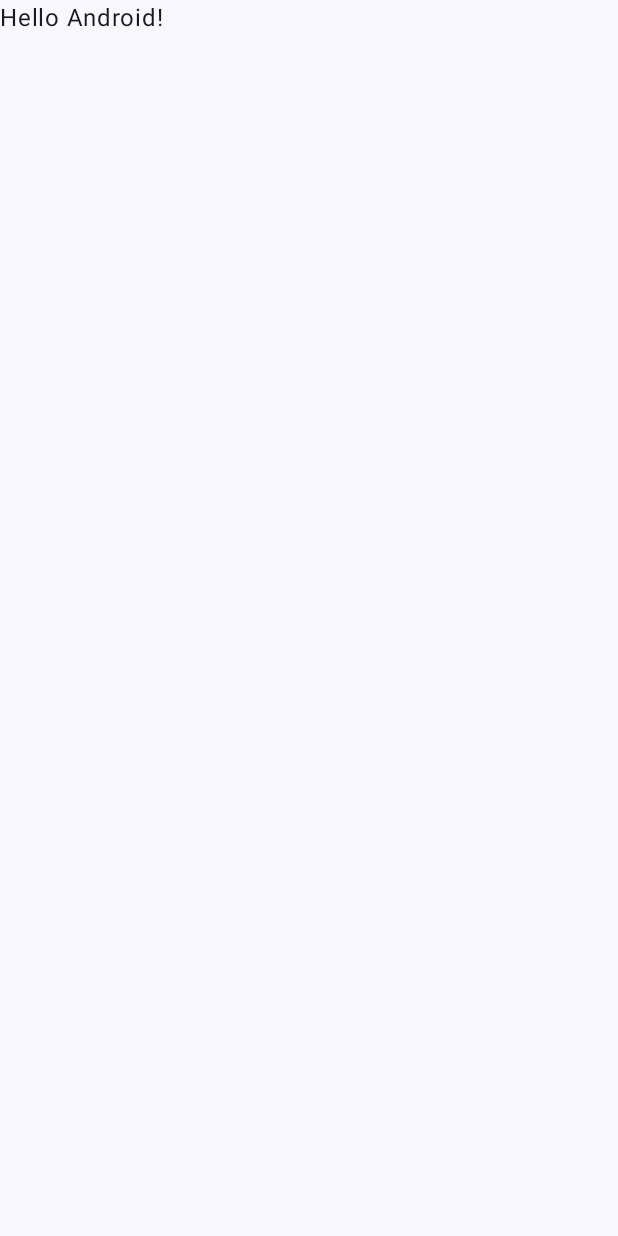
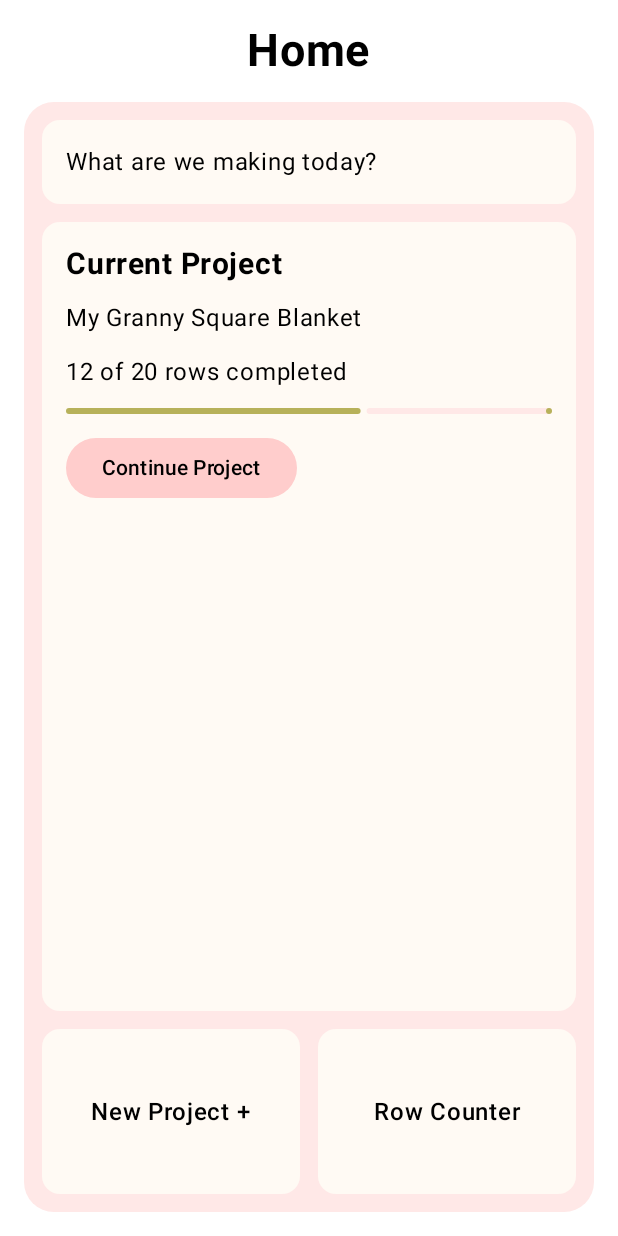
Before and after one commit to maryb743/CrochetApp, an Android app built with Jetpack Compose: the screen it shows after launch (MainActivity), on a phone screen of 412 x 824 dp. Before the commit the screen is almost empty. Run offline under Robolectric (Android 15) with nearby library versions, the phone set to English and light mode, and no system bars.

Commit message:
initial homescreen working

```diff
--- a/app/src/main/java/com/example/crochetapp/MainActivity.kt
+++ b/app/src/main/java/com/example/crochetapp/MainActivity.kt
@@ -12,23 +12,23 @@ import androidx.compose.runtime.Composable
 import androidx.compose.ui.Modifier
 import androidx.compose.ui.tooling.preview.Preview
 import com.example.crochetapp.ui.theme.CrochetAppTheme
+import com.example.crochetapp.screens.HomeScreen
 
 class MainActivity : ComponentActivity() {
     override fun onCreate(savedInstanceState: Bundle?) {
         super.onCreate(savedInstanceState)
         enableEdgeToEdge()
+
         setContent {
             CrochetAppTheme {
-                Scaffold(modifier = Modifier.fillMaxSize()) { innerPadding ->
-                    Greeting(
-                        name = "Android",
-                        modifier = Modifier.padding(innerPadding)
-                    )
-                }
+                HomeScreen()
             }
         }
+
+        }
     }
-}
+
+
 
 @Composable
 fun Greeting(name: String, modifier: Modifier = Modifier) {
--- /dev/null
+++ b/app/src/main/java/com/example/crochetapp/screens/HomeScreen.kt
@@ -0,0 +1,151 @@
+package com.example.crochetapp.screens
+
+import androidx.compose.foundation.background
+import androidx.compose.foundation.layout.*
+import androidx.compose.foundation.shape.RoundedCornerShape
+import androidx.compose.material3.*
+import androidx.compose.runtime.Composable
+import androidx.compose.ui.Alignment
+import androidx.compose.ui.Modifier
+import androidx.compose.ui.graphics.Color
+import androidx.compose.ui.text.font.FontWeight
+import androidx.compose.ui.unit.dp
+import androidx.compose.ui.unit.sp
+
+//colours
+private val Jasmine = Color(0xFFFFFAF4)
+private val TeaRose = Color(0xFFFFE8E7)
+private val Oleander = Color(0xFFFFCDCC)
+private val Willow = Color(0xFFB7B15A)
+
+@Composable
+fun HomeScreen(
+    onNewProject: () -> Unit = {},
+    onRowCounter: () -> Unit = {},
+    onContinueProject: () -> Unit = {}
+) {
+    //screen layout
+    Column(
+        modifier = Modifier
+            .fillMaxSize()
+            .background(Color.White)
+            .padding(16.dp)
+    ) {
+        Text(
+            text = "Home",
+            fontSize = 30.sp,
+            fontWeight = FontWeight.Bold,
+            modifier = Modifier.align(Alignment.CenterHorizontally)
+        )
+
+        Spacer(modifier = Modifier.height(16.dp))
+
+        Column(
+            modifier = Modifier
+                .fillMaxWidth()
+                .weight(1f)
+                .background(
+                    TeaRose,
+                    RoundedCornerShape(20.dp)
+                )
+                .padding(12.dp),
+            verticalArrangement = Arrangement.spacedBy(12.dp)
+        ) {
+
+            Card(
+                colors = CardDefaults.cardColors(
+                    containerColor = Jasmine
+                ),
+                modifier = Modifier.fillMaxWidth()
+            ) {
+                Text(
+                    text = "What are we making today?",
+                    modifier = Modifier.padding(16.dp)
+                )
+            }
+
+            Card(
+                modifier = Modifier
+                    .fillMaxWidth()
+                    .weight(1f),
+                colors = CardDefaults.cardColors(
+                    containerColor = Jasmine
+                )
+            ) {
+                Column(
+                    modifier = Modifier.padding(16.dp),
+                    verticalArrangement = Arrangement.spacedBy(12.dp)
+                ) {
+                    Text(
+                        text = "Current Project",
+                        fontWeight = FontWeight.Bold,
+                        fontSize = 20.sp
+                    )
+
+                    Text("My Granny Square Blanket")
+
+                    Text("12 of 20 rows completed")
+
+                    LinearProgressIndicator(
+                        progress = { 0.6f },
+                        modifier = Modifier.fillMaxWidth(),
+                        color = Willow,
+                        trackColor = TeaRose
+                    )
+
+                    Button(
+                        onClick = onContinueProject,
+                        colors = ButtonDefaults.buttonColors(
+                            containerColor = Oleander,
+                            contentColor = Color.Black
+                        )
+                    ) {
+                        Text("Continue Project")
+                    }
+                }
+            }
+
+            Row(
+                modifier = Modifier.fillMaxWidth(),
+                horizontalArrangement = Arrangement.spacedBy(12.dp)
+            ) {
+                HomeActionCard(
+                    title = "New Project +",
+                    modifier = Modifier.weight(1f),
+                    onClick = onNewProject
+                )
+
+                HomeActionCard(
+                    title = "Row Counter",
+                    modifier = Modifier.weight(1f),
+                    onClick = onRowCounter
+                )
+            }
+        }
+    }
+}
+
+@Composable
+fun HomeActionCard(
+    title: String,
+    modifier: Modifier = Modifier,
+    onClick: () -> Unit
+) {
+    Card(
+        onClick = onClick,
+        modifier = modifier.height(110.dp),
+        colors = CardDefaults.cardColors(
+            containerColor = Jasmine
+        )
+    ) {
+        Box(
+            modifier = Modifier.fillMaxSize(),
+            contentAlignment = Alignment.Center
+        ) {
+            Text(
+                text = title,
+                fontWeight = FontWeight.Medium
+            )
+        }
+    }
+}
```
